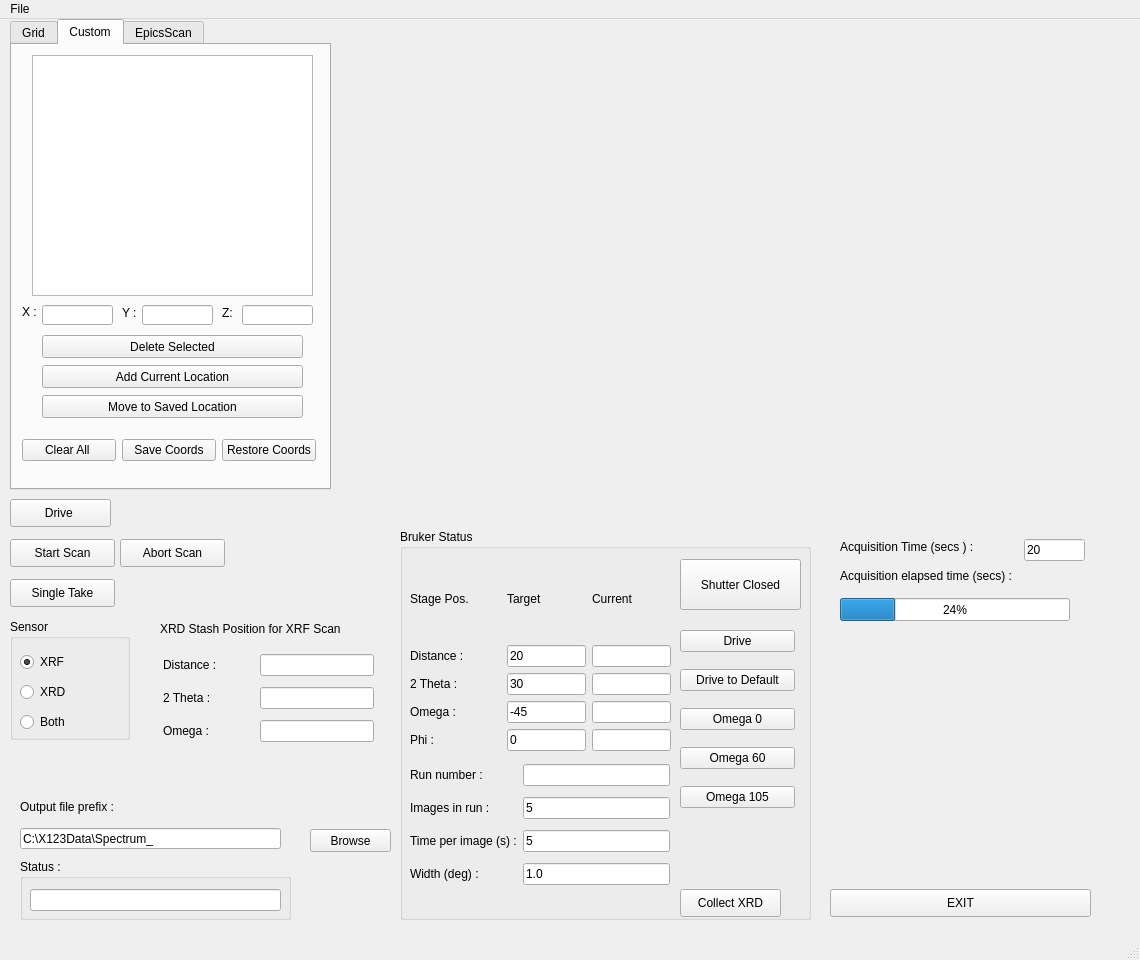
This is gridscan_mainwin.ui in hgarbeil/pyAmptek as Qt 5 draws it before an edit. The edited form follows.
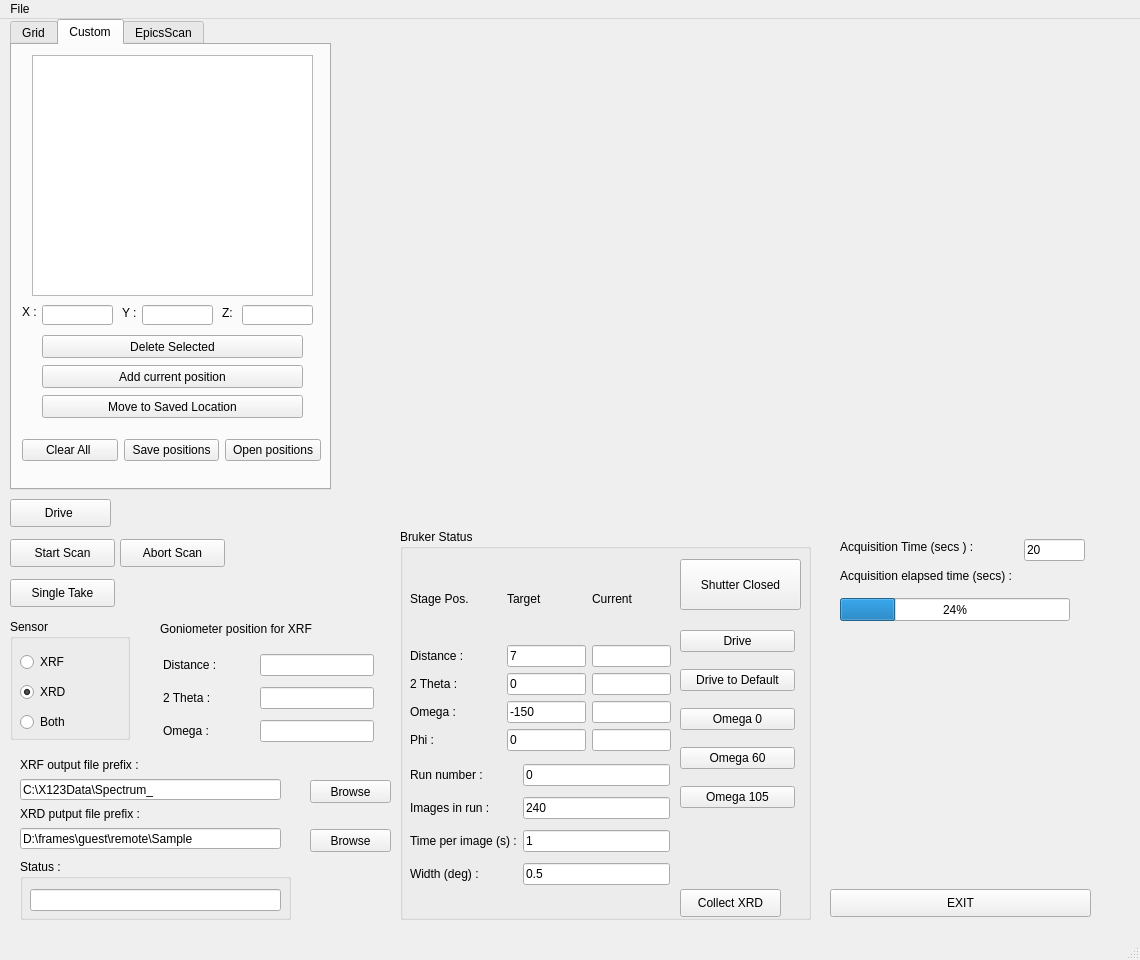
This is the edited form. Custom widgets are drawn as their Qt base class.

Commit message: Numerous XRD Scan modifications Przemek

Patch:
```diff
--- a/gridscan_mainwin.ui
+++ b/gridscan_mainwin.ui
@@ -39,11 +39,11 @@
       <x>20</x>
       <y>780</y>
       <width>161</width>
-      <height>16</height>
+      <height>30</height>
      </rect>
     </property>
     <property name="text">
-     <string>Output file prefix :</string>
+     <string>XRD putput file prefix :</string>
     </property>
    </widget>
    <widget class="QPushButton" name="browseButton">
@@ -69,7 +69,7 @@
      </rect>
     </property>
     <property name="text">
-     <string>C:\X123Data\Spectrum_</string>
+     <string>D:\frames\guest\remote\Sample</string>
     </property>
    </widget>
    <widget class="QGroupBox" name="groupBox_3">
@@ -596,7 +596,7 @@
        </rect>
       </property>
       <property name="text">
-       <string>Add Current Location</string>
+       <string>Add current position</string>
       </property>
      </widget>
      <widget class="QLabel" name="label_14">
@@ -699,7 +699,7 @@
        <rect>
         <x>10</x>
         <y>390</y>
-        <width>294</width>
+        <width>299</width>
         <height>31</height>
        </rect>
       </property>
@@ -714,14 +714,14 @@
        <item row="0" column="1">
         <widget class="QPushButton" name="saveCoordsButton">
          <property name="text">
-          <string>Save Coords</string>
+          <string>Save positions</string>
          </property>
         </widget>
        </item>
        <item row="0" column="2">
         <widget class="QPushButton" name="restoreCoordsButton">
          <property name="text">
-          <string>Restore Coords</string>
+          <string>Open positions</string>
          </property>
         </widget>
        </item>
@@ -854,7 +854,7 @@
       <item row="1" column="1">
        <widget class="QLineEdit" name="distanceLE">
         <property name="text">
-         <string>20</string>
+         <string>7</string>
         </property>
        </widget>
       </item>
@@ -875,7 +875,7 @@
       <item row="2" column="1">
        <widget class="QLineEdit" name="twothetaLE">
         <property name="text">
-         <string>30</string>
+         <string>0</string>
         </property>
        </widget>
       </item>
@@ -889,7 +889,7 @@
       <item row="3" column="1">
        <widget class="QLineEdit" name="omegaLE">
         <property name="text">
-         <string>-45</string>
+         <string>-150</string>
         </property>
        </widget>
       </item>
@@ -906,7 +906,11 @@
      </property>
      <layout class="QGridLayout" name="gridLayout_4">
       <item row="0" column="1">
-       <widget class="QLineEdit" name="runnumLE"/>
+       <widget class="QLineEdit" name="runnumLE">
+        <property name="text">
+         <string>0</string>
+        </property>
+       </widget>
       </item>
       <item row="1" column="0">
        <widget class="QLabel" name="label_21">
@@ -918,7 +922,7 @@
       <item row="1" column="1">
        <widget class="QLineEdit" name="nscansRunLE">
         <property name="text">
-         <string>5</string>
+         <string>240</string>
         </property>
        </widget>
       </item>
@@ -932,7 +936,7 @@
       <item row="2" column="1">
        <widget class="QLineEdit" name="timePerImageLE">
         <property name="text">
-         <string>5</string>
+         <string>1</string>
         </property>
        </widget>
       </item>
@@ -946,7 +950,7 @@
       <item row="3" column="1">
        <widget class="QLineEdit" name="widthLE">
         <property name="text">
-         <string>1.0</string>
+         <string>0.5</string>
         </property>
        </widget>
       </item>
@@ -959,7 +963,7 @@
       </item>
      </layout>
     </widget>
-    <widget class="QWidget" name="">
+    <widget class="QWidget" name="layoutWidget">
      <property name="geometry">
       <rect>
        <x>280</x>
@@ -1032,7 +1036,7 @@
       <string>XRF</string>
      </property>
      <property name="checked">
-      <bool>true</bool>
+      <bool>false</bool>
      </property>
     </widget>
     <widget class="QRadioButton" name="xrdSelectRB">
@@ -1047,6 +1051,9 @@
      <property name="text">
       <string>XRD</string>
      </property>
+     <property name="checked">
+      <bool>true</bool>
+     </property>
     </widget>
     <widget class="QRadioButton" name="bothSelectRB">
      <property name="geometry">
@@ -1072,7 +1079,7 @@
      </rect>
     </property>
     <property name="text">
-     <string>XRD Stash Position for XRF Scan</string>
+     <string>Goniometer position for XRF</string>
     </property>
    </widget>
    <widget class="QWidget" name="layoutWidget">
@@ -1123,6 +1130,45 @@
      </item>
     </layout>
    </widget>
+   <widget class="QLabel" name="label_32">
+    <property name="geometry">
+     <rect>
+      <x>20</x>
+      <y>731</y>
+      <width>161</width>
+      <height>30</height>
+     </rect>
+    </property>
+    <property name="text">
+     <string>XRF output file prefix :</string>
+    </property>
+   </widget>
+   <widget class="QPushButton" name="browseButton_2">
+    <property name="geometry">
+     <rect>
+      <x>310</x>
+      <y>761</y>
+      <width>81</width>
+      <height>23</height>
+     </rect>
+    </property>
+    <property name="text">
+     <string>Browse</string>
+    </property>
+   </widget>
+   <widget class="QLineEdit" name="outprefLE_2">
+    <property name="geometry">
+     <rect>
+      <x>20</x>
+      <y>760</y>
+      <width>261</width>
+      <height>21</height>
+     </rect>
+    </property>
+    <property name="text">
+     <string>C:\X123Data\Spectrum_</string>
+    </property>
+   </widget>
   </widget>
   <widget class="QMenuBar" name="menubar">
    <property name="geometry">
```
Left out of the diff: 2 changed lines with no effect on the pictures. The commit also changes 3 other files.
